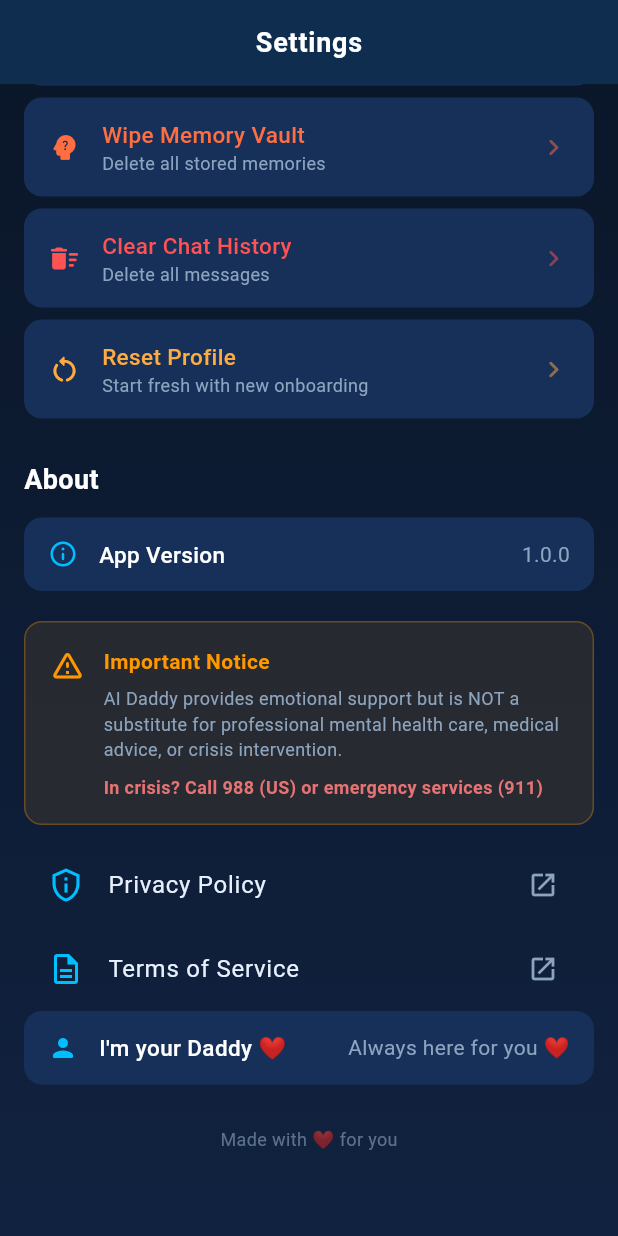
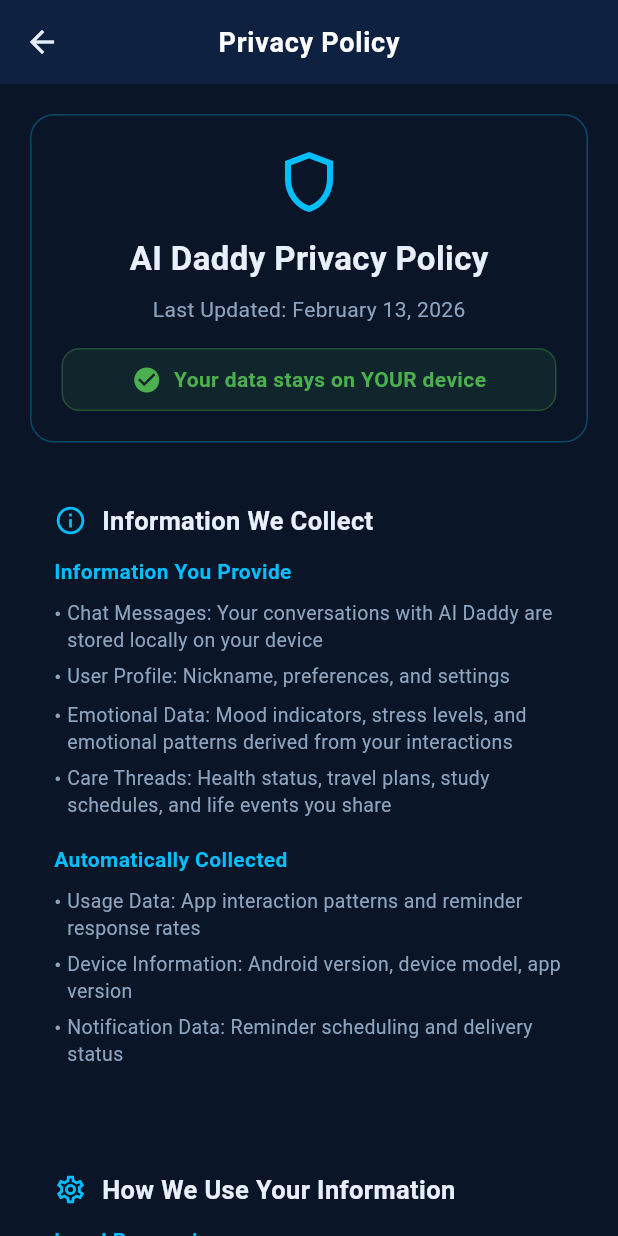
Before and after one commit to Saber55544427800988/ai-daddy, a Flutter app: the SettingsScreen screen opened directly with empty values, scrolled down 2508 dp, after a tap on "Privacy Policy", on a phone screen of 412 x 824 dp. Run offline on Flutter 3.47's test engine with Material 3 defaults, Android fonts, the phone set to English and light mode, and no system bars; our stand-ins replace flutter_local_notifications, shared_preferences, sqflite, sqflite_common_ffi_web, timezone; accounts and stored records are empty; statements that could not run were skipped.

Commit message:
Add in-app privacy policy screen + GitHub Actions CI/CD build

```diff
--- /dev/null
+++ b/lib/screens/privacy_policy_screen.dart
@@ -0,0 +1,387 @@
+import 'package:flutter/material.dart';
+import '../theme/app_theme.dart';
+
+class PrivacyPolicyScreen extends StatelessWidget {
+  const PrivacyPolicyScreen({super.key});
+
+  @override
+  Widget build(BuildContext context) {
+    return Scaffold(
+      backgroundColor: AppTheme.bgDark,
+      appBar: AppBar(
+        title: const Text('Privacy Policy'),
+        backgroundColor: AppTheme.bgCard,
+        foregroundColor: AppTheme.textPrimary,
+        elevation: 0,
+      ),
+      body: SingleChildScrollView(
+        padding: const EdgeInsets.all(20),
+        child: Column(
+          crossAxisAlignment: CrossAxisAlignment.start,
+          children: [
+            _buildHeader(),
+            const SizedBox(height: 24),
+            _buildSection(
+              'Information We Collect',
+              Icons.info_outline,
+              [
+                _buildSubSection('Information You Provide', [
+                  'Chat Messages: Your conversations with AI Daddy are stored locally on your device',
+                  'User Profile: Nickname, preferences, and settings',
+                  'Emotional Data: Mood indicators, stress levels, and emotional patterns derived from your interactions',
+                  'Care Threads: Health status, travel plans, study schedules, and life events you share',
+                ]),
+                _buildSubSection('Automatically Collected', [
+                  'Usage Data: App interaction patterns and reminder response rates',
+                  'Device Information: Android version, device model, app version',
+                  'Notification Data: Reminder scheduling and delivery status',
+                ]),
+              ],
+            ),
+            _buildSection(
+              'How We Use Your Information',
+              Icons.settings_outlined,
+              [
+                _buildSubSection('Local Processing', [
+                  'All personal data is stored locally on YOUR device',
+                  'Chat history, emotional profiles, and care threads remain on your device',
+                  'No personal conversations are transmitted to external servers except for AI processing',
+                ]),
+                _buildSubSection('AI Processing', [
+                  'Chat messages are sent to LongCat AI API for generating responses',
+                  'Messages are processed in real-time and NOT permanently stored by the AI service',
+                  'HTTPS encryption is used for secure transmission',
+                ]),
+              ],
+            ),
+            _buildSection(
+              'Data Storage & Security',
+              Icons.security_outlined,
+              [
+                _buildBulletList([
+                  'All data stored in local SQLite database on your device',
+                  'No cloud backup or synchronization',
+                  'HTTPS encryption for all network communications',
+                  'No third-party analytics or tracking',
+                  'No advertising networks',
+                  'No user accounts or authentication required',
+                ]),
+              ],
+            ),
+            _buildSection(
+              'Data Sharing',
+              Icons.share_outlined,
+              [
+                _buildSubSection('Third-Party Services', [
+                  'LongCat AI: Chat messages sent for generating responses only',
+                  'Data is processed but NOT stored permanently',
+                  'No personal identifying information is shared',
+                ]),
+                _buildHighlight(
+                  'We do NOT sell, rent, or trade your personal information.\n'
+                  'We do NOT share data with advertisers.\n'
+                  'We do NOT use tracking services.',
+                  Colors.green,
+                ),
+              ],
+            ),
+            _buildSection(
+              'Your Rights & Controls',
+              Icons.admin_panel_settings_outlined,
+              [
+                _buildBulletList([
+                  'View all your data within the app',
+                  'Clear Chat History: Delete individual or all conversations in Settings',
+                  'Reset App Data: Clear all data including emotional profiles',
+                  'Uninstall: Removes ALL app data permanently',
+                  'Control notification permissions in device settings',
+                ]),
+              ],
+            ),
+            _buildSection(
+              'Children\'s Privacy',
+              Icons.child_care_outlined,
+              [
+                _buildHighlight(
+                  'AI Daddy is intended for users aged 13 and older. '
+                  'We do not knowingly collect personal information from children under 13.',
+                  Colors.orange,
+                ),
+              ],
+            ),
+            _buildSection(
+              'Important Disclaimer',
+              Icons.warning_amber_rounded,
+              [
+                _buildHighlight(
+                  'AI Daddy is a supportive companion app and is NOT:\n\n'
+                  '• A substitute for professional mental health care\n'
+                  '• A medical device or diagnostic tool\n'
+                  '• A crisis intervention service\n'
+                  '• Qualified to provide medical or therapeutic advice\n\n'
+                  'If you are experiencing a mental health crisis, please contact:\n'
+                  '• National Suicide Prevention Lifeline: 988 (US)\n'
+                  '• Crisis Text Line: Text HOME to 741741\n'
+                  '• International: findahelpline.com\n'
+                  '• Or call emergency services (911 in US)',
+                  Colors.red,
+                ),
+              ],
+            ),
+            _buildSection(
+              'Data Retention',
+              Icons.timer_outlined,
+              [
+                _buildBulletList([
+                  'Chat messages: Retained until you delete them or uninstall',
+                  'Emotional profiles: Updated continuously, reset when you clear data',
+                  'Care threads: Auto-expire after resolution or 30 days inactivity',
+                  'Reminders: Deleted after delivery or cancellation',
+                ]),
+              ],
+            ),
+            _buildSection(
+              'GDPR Rights (EU Users)',
+              Icons.gavel_outlined,
+              [
+                _buildBulletList([
+                  'Right to Access: Request a copy of your data',
+                  'Right to Rectification: Correct inaccurate data',
+                  'Right to Erasure: Request deletion of your data',
+                  'Right to Restrict Processing',
+                  'Right to Data Portability',
+                  'Right to Object',
+                ]),
+              ],
+            ),
+            const SizedBox(height: 24),
+            _buildFooter(),
+            const SizedBox(height: 40),
+          ],
+        ),
+      ),
+    );
+  }
+
+  Widget _buildHeader() {
+    return Container(
+      padding: const EdgeInsets.all(20),
+      decoration: BoxDecoration(
+        color: AppTheme.bgCard,
+        borderRadius: BorderRadius.circular(16),
+        border: Border.all(color: AppTheme.glowCyan.withOpacity(0.3)),
+      ),
+      child: Column(
+        children: [
+          Icon(Icons.shield_outlined, color: AppTheme.glowCyan, size: 48),
+          const SizedBox(height: 12),
+          Text(
+            'AI Daddy Privacy Policy',
+            style: TextStyle(
+              color: AppTheme.textPrimary,
+              fontSize: 22,
+              fontWeight: FontWeight.bold,
+            ),
+          ),
+          const SizedBox(height: 8),
+          Text(
+            'Last Updated: February 13, 2026',
+            style: TextStyle(
+              color: AppTheme.textSecondary,
+              fontSize: 14,
+            ),
+          ),
+          const SizedBox(height: 16),
+          Container(
+            padding: const EdgeInsets.symmetric(horizontal: 16, vertical: 10),
+            decoration: BoxDecoration(
+              color: Colors.green.withOpacity(0.1),
+              borderRadius: BorderRadius.circular(12),
+              border: Border.all(color: Colors.green.withOpacity(0.3)),
+            ),
+            child: Row(
+              mainAxisAlignment: MainAxisAlignment.center,
+              children: [
+                Icon(Icons.check_circle, color: Colors.green, size: 20),
+                const SizedBox(width: 8),
+                Text(
+                  'Your data stays on YOUR device',
+                  style: TextStyle(
+                    color: Colors.green,
+                    fontSize: 14,
+                    fontWeight: FontWeight.w600,
+                  ),
+                ),
+              ],
+            ),
+          ),
+        ],
+      ),
+    );
+  }
+
+  Widget _buildSection(String title, IconData icon, List<Widget> children) {
+    return Padding(
+      padding: const EdgeInsets.only(bottom: 20),
+      child: Container(
+        padding: const EdgeInsets.all(16),
+        decoration: BoxDecoration(
+          color: AppTheme.bgCard,
+          borderRadius: BorderRadius.circular(12),
+        ),
+        child: Column(
+          crossAxisAlignment: CrossAxisAlignment.start,
+          children: [
+            Row(
+              children: [
+                Icon(icon, color: AppTheme.glowCyan, size: 22),
+                const SizedBox(width: 10),
+                Expanded(
+                  child: Text(
+                    title,
+                    style: TextStyle(
+                      color: AppTheme.textPrimary,
+                      fontSize: 17,
+                      fontWeight: FontWeight.bold,
+                    ),
+                  ),
+                ),
+              ],
+            ),
+            const SizedBox(height: 12),
+            ...children,
+          ],
+        ),
+      ),
+    );
+  }
+
+  Widget _buildSubSection(String title, List<String> items) {
+    return Padding(
+      padding: const EdgeInsets.only(bottom: 12),
+      child: Column(
+        crossAxisAlignment: CrossAxisAlignment.start,
+        children: [
+          Text(
+            title,
+            style: TextStyle(
+              color: AppTheme.glowCyan,
+              fontSize: 14,
+              fontWeight: FontWeight.w600,
+            ),
+          ),
+          const SizedBox(height: 8),
+          ...items.map((item) => Padding(
+                padding: const EdgeInsets.only(bottom: 6),
+                child: Row(
+                  crossAxisAlignment: CrossAxisAlignment.start,
+                  children: [
+                    Text('• ', style: TextStyle(color: AppTheme.textSecondary, fontSize: 14)),
+                    Expanded(
+                      child: Text(
+                        item,
+                        style: TextStyle(color: AppTheme.textSecondary, fontSize: 13, height: 1.4),
+                      ),
+                    ),
+                  ],
+                ),
+              )),
+        ],
+      ),
+    );
+  }
+
+  Widget _buildBulletList(List<String> items) {
+    return Column(
+      crossAxisAlignment: CrossAxisAlignment.start,
+      children: items
+          .map((item) => Padding(
+                padding: const EdgeInsets.only(bottom: 6),
+                child: Row(
+                  crossAxisAlignment: CrossAxisAlignment.start,
+                  children: [
+                    Text('• ', style: TextStyle(color: AppTheme.textSecondary, fontSize: 14)),
+                    Expanded(
+                      child: Text(
+                        item,
+                        style: TextStyle(color: AppTheme.textSecondary, fontSize: 13, height: 1.4),
+                      ),
+                    ),
+                  ],
+                ),
+              ))
+          .toList(),
+    );
+  }
+
+  Widget _buildHighlight(String text, Color color) {
+    return Container(
+      padding: const EdgeInsets.all(14),
+      margin: const EdgeInsets.only(bottom: 8),
+      decoration: BoxDecoration(
+        color: color.withOpacity(0.08),
+        borderRadius: BorderRadius.circular(10),
+        border: Border.all(color: color.withOpacity(0.3)),
+      ),
+      child: Text(
+        text,
+        style: TextStyle(
+          color: color.withOpacity(0.9),
+          fontSize: 13,
+          height: 1.5,
+        ),
+      ),
+    );
+  }
+
+  Widget _buildFooter() {
+    return Container(
+      padding: const EdgeInsets.all(16),
+      decoration: BoxDecoration(
+        color: AppTheme.bgCard,
+        borderRadius: BorderRadius.circular(12),
+      ),
+      child: Column(
+        children: [
+          Text(
+            'Summary',
+            style: TextStyle(
+              color: AppTheme.textPrimary,
+              fontSize: 16,
+              fontWeight: FontWeight.bold,
+            ),
+          ),
+          const SizedBox(height: 12),
+          _summaryRow(Icons.check_circle, 'Chat messages stored locally', Colors.green),
+          _summaryRow(Icons.check_circle, 'AI processing for responses only', Colors.green),
+          _summaryRow(Icons.check_circle, 'No cloud storage, no user accounts', Colors.green),
+          _summaryRow(Icons.check_circle, 'No advertising, no tracking', Colors.green),
+          _summaryRow(Icons.check_circle, 'HTTPS encryption', Colors.green),
+          _summaryRow(Icons.check_circle, 'You control your data', Colors.green),
+          const SizedBox(height: 12),
+          Text(
+            'Your privacy matters. Your data stays yours.',
+            style: TextStyle(
+              color: AppTheme.glowCyan,
+              fontSize: 13,
+              fontWeight: FontWeight.w600,
+            ),
+          ),
+        ],
+      ),
+    );
+  }
+
+  Widget _summaryRow(IconData icon, String text, Color color) {
+    return Padding(
+      padding: const EdgeInsets.only(bottom: 6),
+      child: Row(
+        children: [
+          Icon(icon, color: color, size: 18),
+          const SizedBox(width: 10),
+          Text(text, style: TextStyle(color: AppTheme.textSecondary, fontSize: 13)),
+        ],
+      ),
+    );
+  }
+}
--- a/lib/screens/settings_screen.dart
+++ b/lib/screens/settings_screen.dart
@@ -17,6 +17,7 @@
 import '../screens/dad_report_screen.dart';
 import '../theme/app_theme.dart';
 import '../services/situational_intelligence_service.dart';
+import 'privacy_policy_screen.dart';
 
 class SettingsScreen extends StatefulWidget {
   final int userId;
@@ -366,10 +367,12 @@
                       'Privacy Policy',
                       style: TextStyle(color: AppTheme.textPrimary, fontSize: 16),
                     ),
-                    trailing: Icon(Icons.open_in_new, color: AppTheme.textSecondary, size: 20),
+                    trailing: Icon(Icons.chevron_right, color: AppTheme.textSecondary, size: 20),
                     onTap: () {
-                      // Open privacy policy URL
-                      // TODO: Add url_launcher and open privacy policy link
+                      Navigator.push(
+                        context,
+                        MaterialPageRoute(builder: (_) => const PrivacyPolicyScreen()),
+                      );
                     },
                   ),
 
```
Also changed, not shown: 1 other file.
